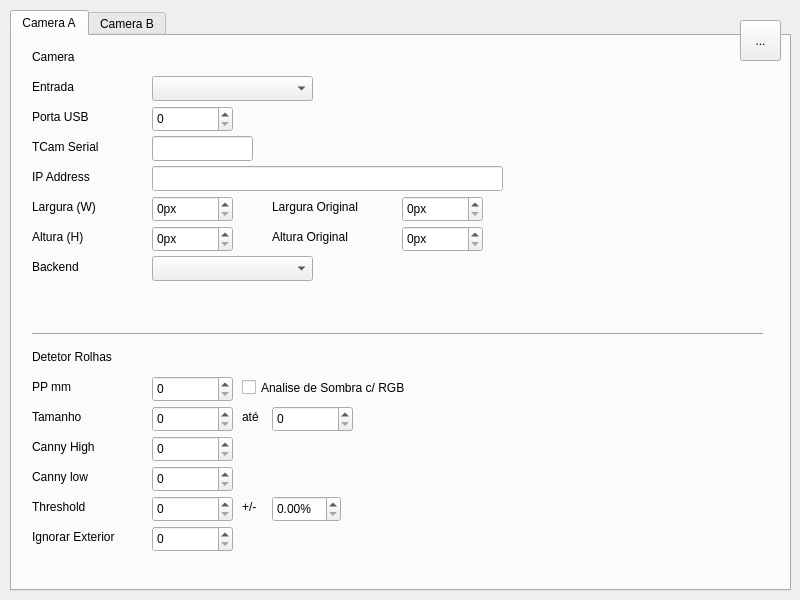
Before: the Qt Designer form source/mainwindow.ui in tentone/cork, drawn with Qt 5.
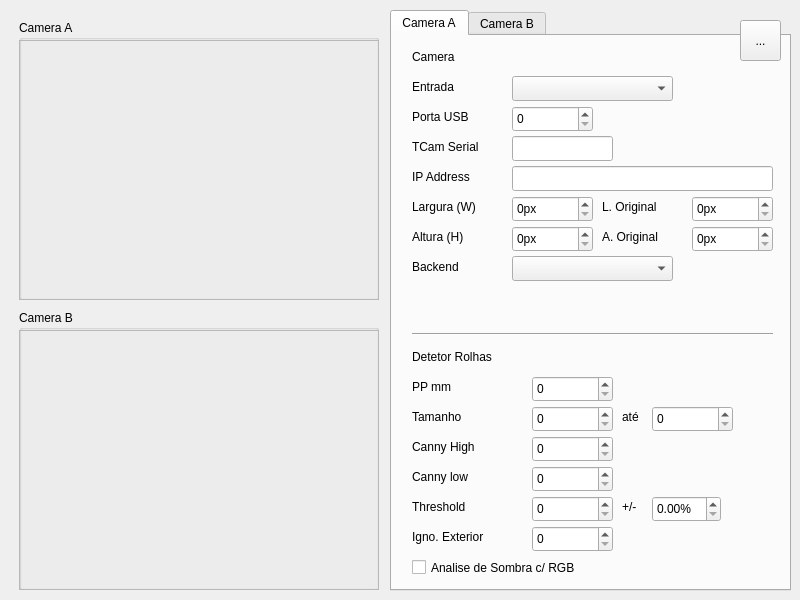
After: the same form once the commit is applied.

The edit to the form file:
```diff
--- a/source/mainwindow.ui
+++ b/source/mainwindow.ui
@@ -42,9 +42,9 @@
      </property>
      <property name="geometry">
       <rect>
-       <x>10</x>
+       <x>390</x>
        <y>10</y>
-       <width>781</width>
+       <width>401</width>
        <height>581</height>
       </rect>
      </property>
@@ -86,7 +86,7 @@
       <widget class="QComboBox" name="tab_a_input">
        <property name="geometry">
         <rect>
-         <x>140</x>
+         <x>120</x>
          <y>40</y>
          <width>161</width>
          <height>25</height>
@@ -112,7 +112,7 @@
       <widget class="QSpinBox" name="tab_a_usb">
        <property name="geometry">
         <rect>
-         <x>140</x>
+         <x>120</x>
          <y>70</y>
          <width>81</width>
          <height>26</height>
@@ -135,7 +135,7 @@
       <widget class="QLineEdit" name="tab_a_tcam_serial">
        <property name="geometry">
         <rect>
-         <x>140</x>
+         <x>120</x>
          <y>100</y>
          <width>101</width>
          <height>25</height>
@@ -148,9 +148,9 @@
       <widget class="QLineEdit" name="tab_a_ip">
        <property name="geometry">
         <rect>
-         <x>140</x>
+         <x>120</x>
          <y>130</y>
-         <width>351</width>
+         <width>261</width>
          <height>25</height>
         </rect>
        </property>
@@ -187,7 +187,7 @@
       <widget class="QSpinBox" name="tab_a_width">
        <property name="geometry">
         <rect>
-         <x>140</x>
+         <x>120</x>
          <y>160</y>
          <width>81</width>
          <height>26</height>
@@ -216,7 +216,7 @@
       <widget class="QSpinBox" name="tab_a_height">
        <property name="geometry">
         <rect>
-         <x>140</x>
+         <x>120</x>
          <y>190</y>
          <width>81</width>
          <height>26</height>
@@ -234,7 +234,7 @@
         <rect>
          <x>20</x>
          <y>290</y>
-         <width>731</width>
+         <width>361</width>
          <height>16</height>
         </rect>
        </property>
@@ -375,27 +375,27 @@
       <widget class="QLabel" name="tab_a_label_width_original">
        <property name="geometry">
         <rect>
-         <x>260</x>
+         <x>210</x>
          <y>160</y>
-         <width>121</width>
+         <width>91</width>
          <height>21</height>
         </rect>
        </property>
        <property name="text">
-        <string>Largura Original</string>
+        <string>L. Original</string>
        </property>
       </widget>
       <widget class="QLabel" name="tab_a_label_heigh_original">
        <property name="geometry">
         <rect>
-         <x>260</x>
+         <x>210</x>
          <y>190</y>
-         <width>121</width>
+         <width>91</width>
          <height>21</height>
         </rect>
        </property>
        <property name="text">
-        <string>Altura Original</string>
+        <string>A. Original</string>
        </property>
       </widget>
       <widget class="QLabel" name="tab_a_label_threshold">
@@ -459,7 +459,7 @@
       <widget class="QSpinBox" name="tab_a_width_original">
        <property name="geometry">
         <rect>
-         <x>390</x>
+         <x>300</x>
          <y>160</y>
          <width>81</width>
          <height>26</height>
@@ -478,7 +478,7 @@
       <widget class="QSpinBox" name="tab_a_height_original">
        <property name="geometry">
         <rect>
-         <x>390</x>
+         <x>300</x>
          <y>190</y>
          <width>81</width>
          <height>26</height>
@@ -494,8 +494,8 @@
       <widget class="QCheckBox" name="tab_a_shadow">
        <property name="geometry">
         <rect>
-         <x>230</x>
-         <y>340</y>
+         <x>20</x>
+         <y>520</y>
          <width>261</width>
          <height>23</height>
         </rect>
@@ -526,7 +526,7 @@
       <widget class="QComboBox" name="tab_a_video_backend">
        <property name="geometry">
         <rect>
-         <x>140</x>
+         <x>120</x>
          <y>220</y>
          <width>161</width>
          <height>25</height>
@@ -585,7 +585,7 @@
         </rect>
        </property>
        <property name="text">
-        <string>Ignorar Exterior</string>
+        <string>Igno. Exterior</string>
        </property>
       </widget>
      </widget>
```
Left out of the diff: 40 changed lines with no effect on the pictures.
